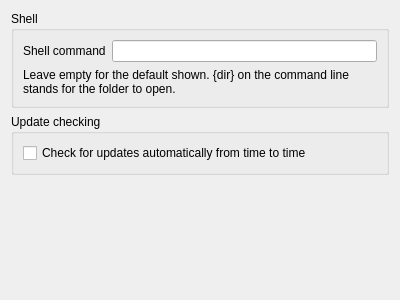
The window that qt-app/src/settings/csettingspageother.ui (VioletGiraffe/file-commander) describes before a commit, drawn with Qt 5.
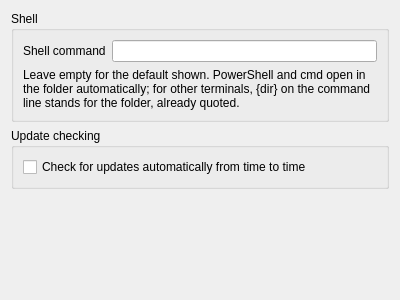
The same window after the commit.

Commit message:
Terminal launch moved to OsShell::openTerminal; command split once per platform
- {dir} filled in on the raw command, then split: leadingProgram on Windows, splitShellWords elsewhere
- Clear error when no terminal is configured or detected
- CController::openTerminal, shellExecutable, parseCommandAndArguments removed
- Settings note: PowerShell and cmd open in the folder automatically; {dir} is for other terminals

```diff
--- a/qt-app/src/settings/csettingspageother.ui
+++ b/qt-app/src/settings/csettingspageother.ui
@@ -37,7 +37,7 @@
       <item>
        <widget class="QLabel" name="label_2">
         <property name="text">
-         <string>Leave empty for the default shown. {dir} on the command line stands for the folder to open.</string>
+         <string>Leave empty for the default shown. PowerShell and cmd open in the folder automatically; for other terminals, {dir} on the command line stands for the folder, already quoted.</string>
         </property>
         <property name="wordWrap">
          <bool>true</bool>
```
The commit also changes 6 other files.
